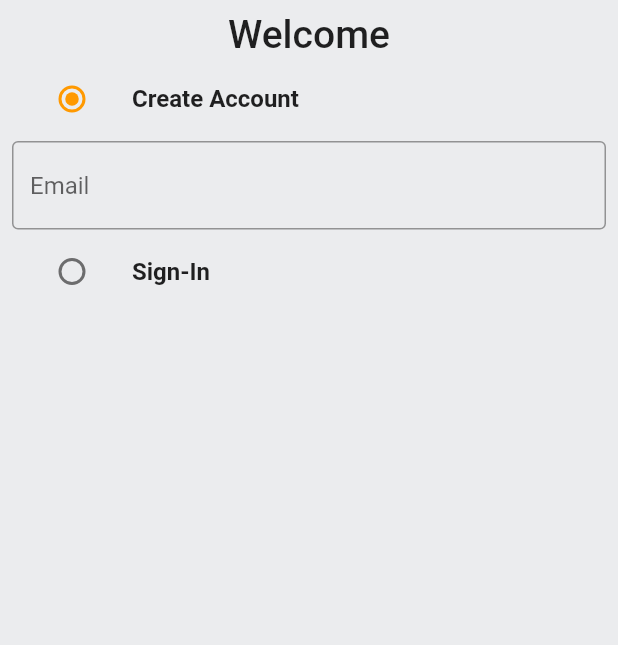
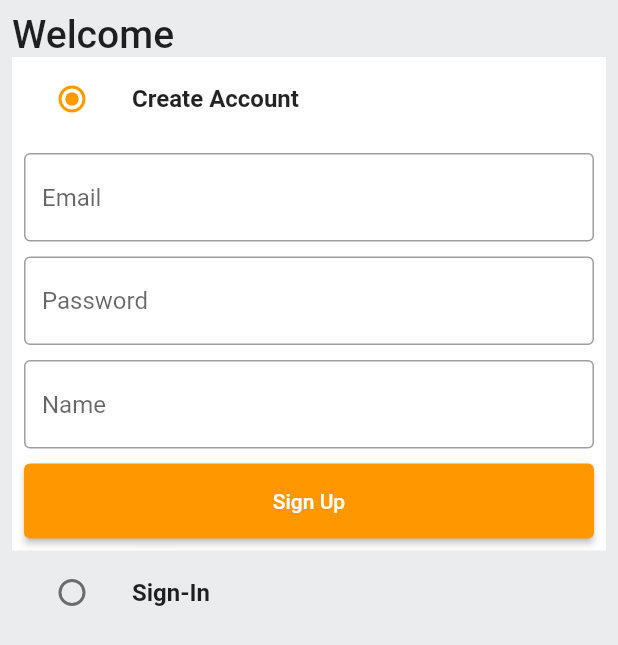
Before and after one commit to SimDevFlow/amazon_clone, a Flutter app: the screen it shows after launch, on a phone screen of 412 x 824 dp. Shown: the top 645 px of the screen. Run offline on Flutter 3.47's test engine with Material 2 defaults, Android fonts, the phone set to English and light mode, and no system bars; our stand-ins replace get.

Commit message:
end of styling the auth_page

```diff
--- /dev/null
+++ b/lib/common/widgets/custum_button.dart
@@ -0,0 +1,18 @@
+import 'package:flutter/material.dart';
+
+class CustumButton extends StatelessWidget {
+  final String buttonName;
+  final VoidCallback onTap;
+  const CustumButton(
+      {super.key, required this.buttonName, required this.onTap});
+
+  @override
+  Widget build(BuildContext context) {
+    return ElevatedButton(
+      onPressed: onTap,
+      style: ElevatedButton.styleFrom(
+          minimumSize: const Size(double.infinity, 50)),
+      child: Text(buttonName,style: const TextStyle(color: Colors.white,),),
+    );
+  }
+}
--- a/lib/features/auth/screens/auth_screen.dart
+++ b/lib/features/auth/screens/auth_screen.dart
@@ -1,6 +1,7 @@
 import 'package:amazon_clone/constants/global_variable.dart';
 import 'package:flutter/material.dart';
 import '../../../common/widgets/custum_textfield.dart';
+import '../../../common/widgets/custum_button.dart';
 
 enum Auth { signin, signup }
 
@@ -16,16 +17,16 @@ class _AuthScreenState extends State<AuthScreen> {
   Auth _auth = Auth.signup;
   final _signupFormKey = GlobalKey<FormState>();
   final _signinFormKey = GlobalKey<FormState>();
-  final TextEditingController _password = TextEditingController();
+  final TextEditingController _passwordController = TextEditingController();
   final TextEditingController _emailController = TextEditingController();
-  final TextEditingController _name = TextEditingController();
+  final TextEditingController _nameController = TextEditingController();
 
   @override
   void dispose() {
     // TODO: implement dispose
     super.dispose();
-    _password.dispose();
-    _name.dispose();
+    _passwordController.dispose();
+    _nameController.dispose();
     _emailController.dispose();
   }
 
@@ -37,6 +38,7 @@ class _AuthScreenState extends State<AuthScreen> {
         child: Padding(
           padding: const EdgeInsets.all(8),
           child: Column(
+            crossAxisAlignment: CrossAxisAlignment.start,
             children: [
               const Text(
                 'Welcome',
@@ -46,6 +48,9 @@ class _AuthScreenState extends State<AuthScreen> {
                 ),
               ),
               ListTile(
+                tileColor: _auth == Auth.signup
+                    ? GlobalVariables.backgroundColor
+                    : GlobalVariables.greyBackgroundCOlor,
                 title: const Text(
                   'Create Account',
                   style: TextStyle(fontWeight: FontWeight.bold),
@@ -62,18 +67,43 @@ class _AuthScreenState extends State<AuthScreen> {
                 ),
               ),
               if (_auth == Auth.signup)
-                Form(
+                Container(
+                  padding: const EdgeInsets.all(8),
+                  color: GlobalVariables.backgroundColor,
+                  child: Form(
                     key: _signupFormKey,
                     child: Column(
                       children: [
                         CustumTextField(
                           controller: _emailController,
                           hintText: 'Email',
-                      )
+                        ),
+                        const SizedBox(
+                          height: 10,
+                        ),
+                        CustumTextField(
+                          controller: _passwordController,
+                          hintText: 'Password',
+                        ),
+                        const SizedBox(
+                          height: 10,
+                        ),
+                        CustumTextField(
+                          controller: _nameController,
+                          hintText: 'Name',
+                        ),
+                        const SizedBox(
+                          height: 10,
+                        ),
+                        CustumButton(buttonName: 'Sign Up', onTap: () {})
                       ],
                     ),
                   ),
+                ),
               ListTile(
+                tileColor: _auth == Auth.signin
+                    ? GlobalVariables.backgroundColor
+                    : GlobalVariables.greyBackgroundCOlor,
                 title: const Text(
                   'Sign-In',
                   style: TextStyle(fontWeight: FontWeight.bold),
@@ -88,7 +118,34 @@ class _AuthScreenState extends State<AuthScreen> {
                     });
                   },
                 ),
-              )
+              ),
+              if (_auth == Auth.signin)
+                Container(
+                  padding: const EdgeInsets.all(8),
+                  color: GlobalVariables.backgroundColor,
+                  child: Form(
+                    key: _signinFormKey,
+                    child: Column(
+                      children: [
+                        CustumTextField(
+                          controller: _emailController,
+                          hintText: 'Email',
+                        ),
+                        const SizedBox(
+                          height: 10,
+                        ),
+                        CustumTextField(
+                          controller: _passwordController,
+                          hintText: 'Password',
+                        ),
+                        const SizedBox(
+                          height: 10,
+                        ),
+                        CustumButton(buttonName: 'Sign In', onTap: () {})
+                      ],
+                    ),
+                  ),
+                ),
             ],
           ),
         ),
```
Lines whose indentation alone changed are shown as unchanged.
